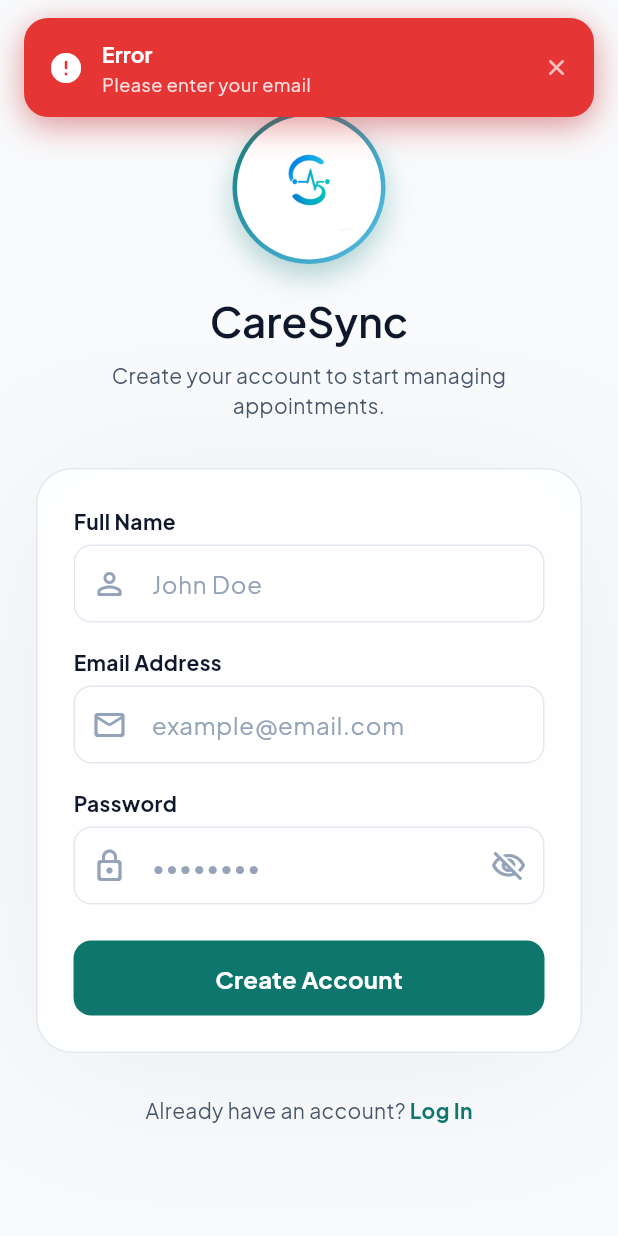
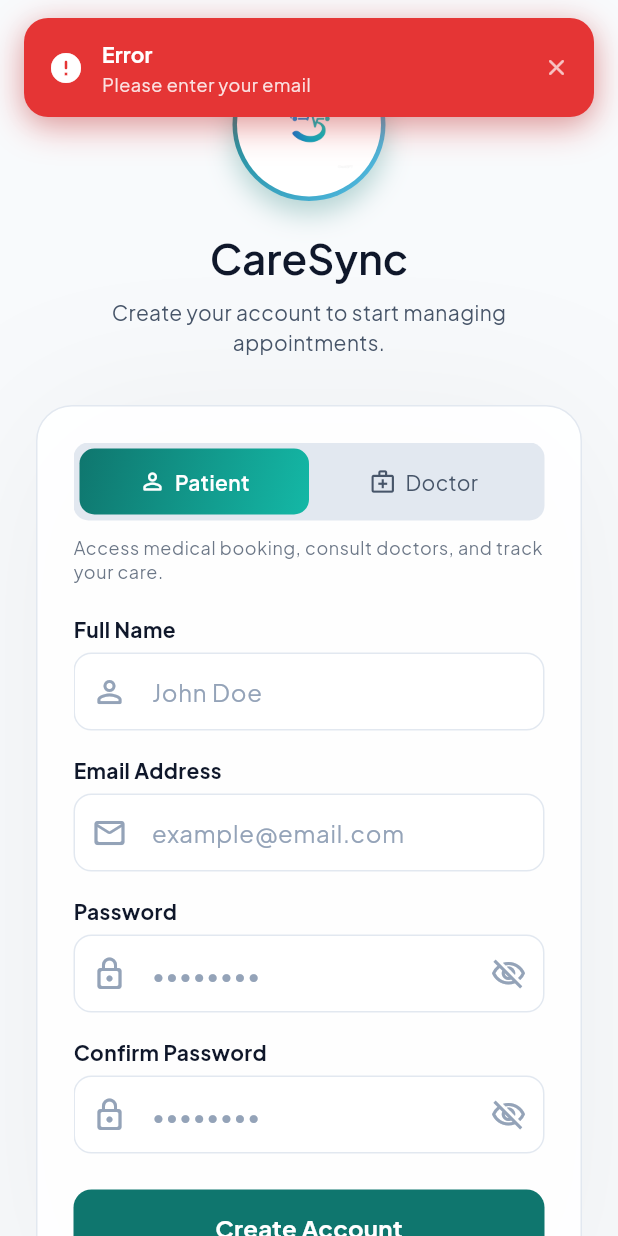
Before and after one commit to Affansaleem/medical_booking_application_careSync, a Flutter app: the screen it shows after launch, after a tap on "Sign In", after a tap on "Sign Up", on a phone screen of 412 x 824 dp. Run offline on Flutter 3.47's test engine with Material 3 defaults, Android fonts, the phone set to English and light mode, and no system bars; our stand-ins replace cached_network_image, flutter_riverpod, flutter_svg, gap, go_router, supabase_flutter; accounts and stored records are empty.

Commit message:
Update
Signup added

```diff
--- a/lib/features/auth/data/datasources/auth_remote_data_source.dart
+++ b/lib/features/auth/data/datasources/auth_remote_data_source.dart
@@ -1,5 +1,6 @@
 import 'package:supabase_flutter/supabase_flutter.dart' as supabase;
 import '../../../../core/error/exceptions.dart';
+import '../../../../features/auth/domain/entities/user_role.dart';
 import '../models/user_model.dart';
 
 abstract class AuthRemoteDataSource {
@@ -7,6 +8,7 @@ abstract class AuthRemoteDataSource {
     required String email,
     required String password,
     required String name,
+    required UserRole role,
   });
 
   Future<UserModel> signIn({required String email, required String password});
@@ -28,12 +30,13 @@ class AuthRemoteDataSourceImpl implements AuthRemoteDataSource {
     required String email,
     required String password,
     required String name,
+    required UserRole role,
   }) async {
     try {
       final response = await _supabaseClient.auth.signUp(
         email: email,
         password: password,
-        data: {'name': name},
+        data: {'full_name': name, 'role': role.value},
       );
       if (response.user == null) {
         throw const supabase.AuthException(
--- a/lib/features/auth/data/repositories/auth_repository_impl.dart
+++ b/lib/features/auth/data/repositories/auth_repository_impl.dart
@@ -3,6 +3,7 @@ import '../../../../core/error/exceptions.dart';
 import '../../../../core/error/failures.dart';
 import '../../../../core/utils/either.dart';
 import '../../domain/entities/user_entity.dart';
+import '../../domain/entities/user_role.dart';
 import '../../domain/repositories/auth_repository.dart';
 import '../datasources/auth_remote_data_source.dart';
 
@@ -16,12 +17,14 @@ class AuthRepositoryImpl implements AuthRepository {
     required String email,
     required String password,
     required String name,
+    required UserRole role,
   }) async {
     try {
       final user = await remoteDataSource.signUp(
         email: email,
         password: password,
         name: name,
+        role: role,
       );
       return Right(user);
     } on ServerException catch (e) {
--- /dev/null
+++ b/lib/features/auth/domain/entities/user_role.dart
@@ -0,0 +1,5 @@
+enum UserRole { patient, doctor }
+
+extension UserRoleX on UserRole {
+  String get value => name;
+}
--- a/lib/features/auth/domain/repositories/auth_repository.dart
+++ b/lib/features/auth/domain/repositories/auth_repository.dart
@@ -2,12 +2,14 @@ import 'package:supabase_flutter/supabase_flutter.dart' as supabase;
 import '../../../../core/error/failures.dart';
 import '../../../../core/utils/either.dart';
 import '../entities/user_entity.dart';
+import '../entities/user_role.dart';
 
 abstract class AuthRepository {
   Future<Either<Failure, UserEntity>> signUp({
     required String email,
     required String password,
     required String name,
+    required UserRole role,
   });
 
   Future<Either<Failure, UserEntity>> signIn({
--- a/lib/features/auth/domain/usecases/sign_up_usecase.dart
+++ b/lib/features/auth/domain/usecases/sign_up_usecase.dart
@@ -2,6 +2,7 @@ import '../../../../core/error/failures.dart';
 import '../../../../core/usecases/usecase.dart';
 import '../../../../core/utils/either.dart';
 import '../entities/user_entity.dart';
+import '../entities/user_role.dart';
 import '../repositories/auth_repository.dart';
 
 class SignUpUseCase
@@ -16,6 +17,7 @@ class SignUpUseCase
       email: params.email,
       password: params.password,
       name: params.name,
+      role: params.role,
     );
   }
 }
@@ -24,10 +26,12 @@ class SignUpParams {
   final String email;
   final String password;
   final String name;
+  final UserRole role;
 
   const SignUpParams({
     required this.email,
     required this.password,
     required this.name,
+    required this.role,
   });
 }
--- a/lib/features/auth/presentation/pages/auth_page.dart
+++ b/lib/features/auth/presentation/pages/auth_page.dart
@@ -1,9 +1,11 @@
+import 'package:care_sync/core/extensions/context_extensions.dart';
 import 'package:flutter/material.dart';
 import 'package:flutter_riverpod/flutter_riverpod.dart';
 import 'package:go_router/go_router.dart';
 import '../../../../core/constants/app_colors.dart';
 import '../../../../core/routes/app_routes.dart';
 import '../../../../core/utils/app_toast.dart';
+import '../../../../core/utils/helpers.dart';
 import '../../../../core/widgets/app_text_field.dart';
 import '../../../../core/widgets/app_button.dart';
 import '../../../../core/widgets/app_asset.dart';
@@ -11,6 +13,7 @@ import '../../../../gen/assets.gen.dart';
 import 'package:gap/gap.dart';
 import '../providers/auth_state_provider.dart';
 import '../../../../core/constants/app_shadows.dart';
+import '../widgets/role_selector.dart';
 
 class AuthPage extends ConsumerStatefulWidget {
   const AuthPage({super.key});
@@ -22,24 +25,26 @@ class AuthPage extends ConsumerStatefulWidget {
 class _AuthPageState extends ConsumerState<AuthPage> {
   final _emailController = TextEditingController();
   final _passwordController = TextEditingController();
+  final _confirmPasswordController = TextEditingController();
   final _nameController = TextEditingController();
-
-  bool _isLoginMode = true;
 
   @override
   void dispose() {
     _emailController.dispose();
     _passwordController.dispose();
+    _confirmPasswordController.dispose();
     _nameController.dispose();
     super.dispose();
   }
 
   void _submit() {
+    final isLoginMode = ref.read(authLoginModeProvider);
     final email = _emailController.text.trim();
     final password = _passwordController.text.trim();
+    final confirmPassword = _confirmPasswordController.text.trim();
     final name = _nameController.text.trim();
 
-    if (!_isLoginMode && name.isEmpty) {
+    if (!isLoginMode && name.isEmpty) {
       AppToast.showError(context, 'Please enter your name');
       return;
     }
@@ -48,8 +53,7 @@ class _AuthPageState extends ConsumerState<AuthPage> {
       AppToast.showError(context, 'Please enter your email');
       return;
     }
-    final emailRegex = RegExp(r'^[\w-\.]+@([\w-]+\.)+[\w-]{2,4}$');
-    if (!emailRegex.hasMatch(email)) {
+    if (!AppHelpers.isValidEmail(email)) {
       AppToast.showError(context, 'Please enter a valid email address');
       return;
     }
@@ -66,18 +70,31 @@ class _AuthPageState extends ConsumerState<AuthPage> {
       return;
     }
 
+    if (!isLoginMode) {
+      if (confirmPassword.isEmpty) {
+        AppToast.showError(context, 'Please confirm your password');
+        return;
+      }
+      if (password != confirmPassword) {
+        AppToast.showError(context, 'Passwords do not match');
+        return;
+      }
+    }
+
     final authNotifier = ref.read(authNotifierProvider.notifier);
 
-    if (_isLoginMode) {
+    if (isLoginMode) {
       authNotifier.signIn(email, password);
     } else {
-      authNotifier.signUp(email, password, name);
+      final role = ref.read(authRoleProvider);
+      authNotifier.signUp(email, password, name, role);
     }
   }
 
   @override
   Widget build(BuildContext context) {
     final authState = ref.watch(authNotifierProvider);
+    final isLoginMode = ref.watch(authLoginModeProvider);
     final theme = Theme.of(context);
     final isDark = theme.brightness == Brightness.dark;
 
@@ -154,7 +171,7 @@ class _AuthPageState extends ConsumerState<AuthPage> {
                     const Gap(20),
                     Text(
                       'CareSync',
-                      style: theme.textTheme.headlineMedium?.copyWith(
+                      style: context.textTheme.headlineMedium?.copyWith(
                         color: textPrimary,
                       ),
                       textAlign: TextAlign.center,
@@ -163,10 +180,10 @@ class _AuthPageState extends ConsumerState<AuthPage> {
                     Padding(
                       padding: const EdgeInsets.symmetric(horizontal: 16.0),
                       child: Text(
-                        _isLoginMode
+                        isLoginMode
                             ? 'Welcome back! Log in to continue your healthcare journey.'
                             : 'Create your account to start managing appointments.',
-                        style: theme.textTheme.bodyMedium?.copyWith(
+                        style: context.textTheme.bodyMedium?.copyWith(
                           color: textSecondary,
                         ),
                         textAlign: TextAlign.center,
@@ -197,6 +214,20 @@ class _AuthPageState extends ConsumerState<AuthPage> {
                         child: Column(
                           crossAxisAlignment: CrossAxisAlignment.stretch,
                           children: [
+                            // Role selector — sign-up only
+                            AnimatedCrossFade(
+                              firstChild: const SizedBox.shrink(),
+                              secondChild: const Padding(
+                                padding: EdgeInsets.only(bottom: 20.0),
+                                child: RoleSelector(),
+                              ),
+                              crossFadeState: isLoginMode
+                                  ? CrossFadeState.showFirst
+                                  : CrossFadeState.showSecond,
+                              duration: const Duration(milliseconds: 200),
+                            ),
+
+                            // Name field — sign-up only
                             AnimatedCrossFade(
                               firstChild: const SizedBox.shrink(),
                               secondChild: Padding(
@@ -208,7 +239,7 @@ class _AuthPageState extends ConsumerState<AuthPage> {
                                   prefixIcon: Icons.person_outline_rounded,
                                 ),
                               ),
-                              crossFadeState: _isLoginMode
+                              crossFadeState: isLoginMode
                                   ? CrossFadeState.showFirst
                                   : CrossFadeState.showSecond,
                               duration: const Duration(milliseconds: 200),
@@ -222,14 +253,34 @@ class _AuthPageState extends ConsumerState<AuthPage> {
 
                             AppTextField.password(
                               controller: _passwordController,
-                              onSubmitted: _submit,
+                              textInputAction: isLoginMode
+                                  ? TextInputAction.done
+                                  : TextInputAction.next,
+                              onSubmitted: isLoginMode ? _submit : null,
                               validator: (value) => null,
+                            ),
+                            AnimatedCrossFade(
+                              firstChild: const SizedBox.shrink(),
+                              secondChild: Padding(
+                                padding: const EdgeInsets.only(top: 16.0),
+                                child: AppTextField.password(
+                                  controller: _confirmPasswordController,
+                                  labelText: 'Confirm Password',
+                                  textInputAction: TextInputAction.done,
+                                  onSubmitted: _submit,
+                                  validator: (value) => null,
+                                ),
+                              ),
+                              crossFadeState: isLoginMode
+                                  ? CrossFadeState.showFirst
+                                  : CrossFadeState.showSecond,
+                              duration: const Duration(milliseconds: 200),
                             ),
                             const Gap(24),
 
                             AppButton.primary(
                               onPressed: _submit,
-                              text: _isLoginMode ? 'Sign In' : 'Create Account',
+                              text: isLoginMode ? 'Sign In' : 'Create Account',
                               isLoading: authState is AuthLoading,
                             ),
                           ],
@@ -242,22 +293,21 @@ class _AuthPageState extends ConsumerState<AuthPage> {
                       mainAxisAlignment: MainAxisAlignment.center,
                       children: [
                         Text(
-                          _isLoginMode
+                          isLoginMode
                               ? "Don't have an account? "
                               : 'Already have an account? ',
-                          style: theme.textTheme.bodyMedium?.copyWith(
+                          style: context.textTheme.bodyMedium?.copyWith(
                             color: textSecondary,
                           ),
                         ),
                         GestureDetector(
                           onTap: () {
-                            setState(() {
-                              _isLoginMode = !_isLoginMode;
-                            });
+                            ref.read(authLoginModeProvider.notifier).state =
+                                !isLoginMode;
                           },
                           child: Text(
-                            _isLoginMode ? 'Sign Up' : 'Log In',
-                            style: theme.textTheme.bodyMedium?.copyWith(
+                            isLoginMode ? 'Sign Up' : 'Log In',
+                            style: context.textTheme.bodyMedium?.copyWith(
                               color: primaryColor,
                               fontWeight: FontWeight.bold,
                             ),
--- a/lib/features/auth/presentation/providers/auth_state_provider.dart
+++ b/lib/features/auth/presentation/providers/auth_state_provider.dart
@@ -1,5 +1,6 @@
 import 'package:flutter_riverpod/flutter_riverpod.dart';
 import '../../../../core/usecases/usecase.dart';
+import '../../domain/entities/user_role.dart';
 import '../../domain/usecases/get_current_user_usecase.dart';
 import '../../domain/usecases/sign_in_usecase.dart';
 import '../../domain/usecases/sign_out_usecase.dart';
@@ -7,6 +8,7 @@ import '../../domain/usecases/sign_up_usecase.dart';
 import 'auth_providers.dart';
 import 'auth_state.dart';
 export 'auth_state.dart';
+export '../../domain/entities/user_role.dart';
 
 class AuthNotifier extends StateNotifier<AuthState> {
   final SignInUseCase signInUseCase;
@@ -46,10 +48,15 @@ class AuthNotifier extends StateNotifier<AuthState> {
     );
   }
 
-  Future<void> signUp(String email, String password, String name) async {
+  Future<void> signUp(
+    String email,
+    String password,
+    String name,
+    UserRole role,
+  ) async {
     state = const AuthLoading();
     final result = await signUpUseCase(
-      SignUpParams(email: email, password: password, name: name),
+      SignUpParams(email: email, password: password, name: name, role: role),
     );
     result.fold(
       (failure) => state = AuthError(failure.message),
@@ -77,3 +84,7 @@ final authNotifierProvider = StateNotifierProvider<AuthNotifier, AuthState>((
     getCurrentUserUseCase: ref.watch(getCurrentUserUseCaseProvider),
   );
 });
+
+final authLoginModeProvider = StateProvider<bool>((ref) => true);
+
+final authRoleProvider = StateProvider<UserRole>((ref) => UserRole.patient);
--- /dev/null
+++ b/lib/features/auth/presentation/widgets/role_selector.dart
@@ -0,0 +1,118 @@
+import 'package:flutter/material.dart';
+import 'package:flutter_riverpod/flutter_riverpod.dart';
+import 'package:gap/gap.dart';
+import '../../../../core/constants/app_colors.dart';
+import '../../../../core/extensions/context_extensions.dart';
+import '../providers/auth_state_provider.dart';
+
+class RoleSelector extends ConsumerWidget {
+  const RoleSelector({super.key});
+
+  @override
+  Widget build(BuildContext context, WidgetRef ref) {
+    final selectedRole = ref.watch(authRoleProvider);
+    final theme = Theme.of(context);
+    final isDark = theme.brightness == Brightness.dark;
+    final textSecondary = isDark
+        ? AppColors.textSecondaryDark
+        : AppColors.textSecondaryLight;
+
+    return Column(
+      crossAxisAlignment: CrossAxisAlignment.start,
+      children: [
+        Container(
+          height: 52,
+          padding: const EdgeInsets.all(4),
+          decoration: BoxDecoration(
+            color: isDark ? AppColors.borderDark : AppColors.borderLight,
+            borderRadius: BorderRadius.circular(10),
+          ),
+          child: Stack(
+            children: [
+              // Sliding background indicator
+              AnimatedAlign(
+                duration: const Duration(milliseconds: 250),
+                curve: Curves.easeInOut,
+                alignment: selectedRole == UserRole.patient
+                    ? Alignment.centerLeft
+                    : Alignment.centerRight,
+                child: FractionallySizedBox(
+                  widthFactor: 0.5,
+                  child: Container(
+                    decoration: BoxDecoration(
+                      gradient: const LinearGradient(
+                        colors: [AppColors.primary, AppColors.primaryLight],
+                        begin: Alignment.topLeft,
+                        end: Alignment.bottomRight,
+                      ),
+                      borderRadius: BorderRadius.circular(10),
+                    ),
+                  ),
+                ),
+              ),
+              // Toggle items
+              Row(
+                children: UserRole.values.map((role) {
+                  final isSelected = selectedRole == role;
+                  return Expanded(
+                    child: GestureDetector(
+                      behavior: HitTestBehavior.opaque,
+                      onTap: () {
+                        ref.read(authRoleProvider.notifier).state = role;
+                      },
+                      child: Center(
+                        child: Row(
+                          mainAxisAlignment: MainAxisAlignment.center,
+                          children: [
+                            Icon(
+                              role == UserRole.patient
+                                  ? Icons.person_outline_rounded
+                                  : Icons.medical_services_outlined,
+                              size: 18,
+                              color: isSelected ? Colors.white : textSecondary,
+                            ),
+                            const Gap(6),
+                            AnimatedDefaultTextStyle(
+                              duration: const Duration(milliseconds: 200),
+                              style: context.textTheme.bodyMedium!.copyWith(
+                                color: isSelected
+                                    ? Colors.white
+                                    : textSecondary,
+                                fontWeight: isSelected
+                                    ? FontWeight.w600
+                                    : FontWeight.normal,
+                              ),
+                              child: Text(
+                                role == UserRole.patient ? 'Patient' : 'Doctor',
+                              ),
+                            ),
+                          ],
+                        ),
+                      ),
+                    ),
+                  );
+                }).toList(),
+              ),
+            ],
+          ),
+        ),
+        const Gap(10),
+        AnimatedSize(
+          duration: const Duration(milliseconds: 200),
+          child: SizedBox(
+            width: double.infinity,
+            child: Text(
+              selectedRole == UserRole.patient
+                  ? 'Access medical booking, consult doctors, and track your care.'
+                  : 'Manage your schedule, consultation files, and patient requests.',
+              style: context.textTheme.bodySmall?.copyWith(
+                color: textSecondary.withValues(alpha: 0.8),
+                height: 1.3,
+              ),
+            ),
+          ),
+        ),
+      ],
+    );
+  }
+}
```
Also changed, not shown: lib/core/services/supabase_service.dart (+70 -1 lines).
